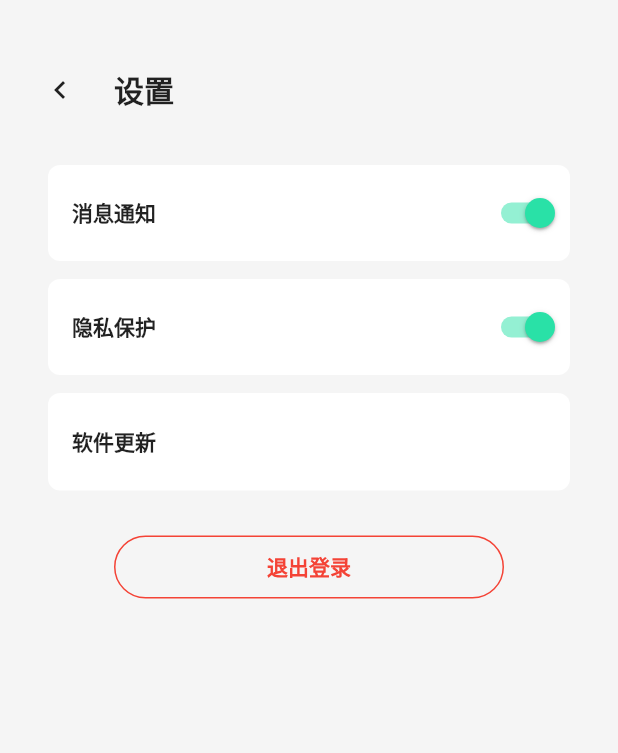
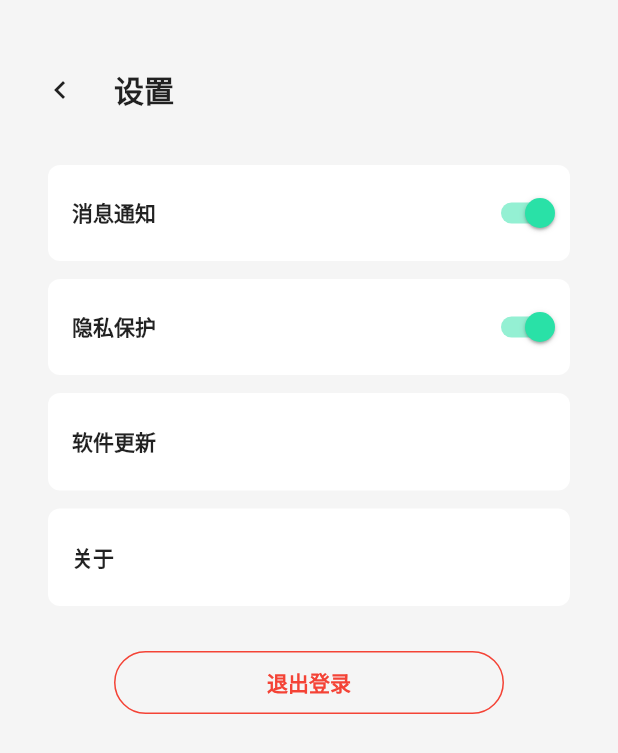
Before and after one commit to xujiyou/wo, a Flutter app: the UserZonePage screen opened directly, after a tap on "设置", on a phone screen of 412 x 824 dp. Shown: the top 753 px of the screen. Run offline on Flutter 3.47's test engine with Material 2 defaults, Android fonts, the phone set to English and light mode, and no system bars; our stand-ins replace dio, font_awesome_flutter, shared_preferences; missing offline and left inert: flukit; accounts and stored records are empty; Roboto replaces fonts that are missing (kaiti).

Commit message:
调整页面

```diff
--- a/lib/pages/user/setting_page.dart
+++ b/lib/pages/user/setting_page.dart
@@ -1,4 +1,5 @@
 import 'package:flutter/material.dart';
+import 'package:linli/pages/common/about_page.dart';
 import 'package:linli/scoped_model/global_model.dart';
 import 'package:linli/util/shared_preferences_util.dart';
 
@@ -68,6 +69,7 @@ class _SettingPageState extends State<SettingPage> {
                 ],
               ),
             ),
+
             Container(
               margin: EdgeInsets.symmetric(horizontal: 16.0, vertical: 6.0),
               padding: EdgeInsets.only(left: 16.0, top: 8.0, bottom: 8.0),
@@ -92,6 +94,7 @@ class _SettingPageState extends State<SettingPage> {
                 ],
               ),
             ),
+
             Container(
               margin: EdgeInsets.symmetric(horizontal: 16.0, vertical: 6.0),
               padding: EdgeInsets.only(left: 16.0, right: 16.0, top: 22.0, bottom: 22.0),
@@ -107,6 +110,28 @@ class _SettingPageState extends State<SettingPage> {
                 ],
               ),
             ),
+
+            GestureDetector(
+              onTap: () {
+                Navigator.of(context).push(MaterialPageRoute(builder: (c) => AboutPage()));
+              },
+              child: Container(
+                margin: EdgeInsets.symmetric(horizontal: 16.0, vertical: 6.0),
+                padding: EdgeInsets.only(left: 16.0, right: 16.0, top: 22.0, bottom: 22.0),
+                width: double.infinity,
+                decoration: BoxDecoration(
+                    color: theme.cardColor,
+                    borderRadius: BorderRadius.all(Radius.circular(8.0))
+                ),
+                child: Row(
+                  children: <Widget>[
+                    Text("关于", style: TextStyle(fontWeight: FontWeight.bold, fontFamily: "kaiti"),),
+                    Expanded(child: Container()),
+                  ],
+                ),
+              ),
+            ),
+
             Container(
               margin: EdgeInsets.only(left: 60.0, right: 60.0, top: 24.0, bottom: 16.0),
               height: 42.0,
--- a/lib/pages/user/user_zone_page.dart
+++ b/lib/pages/user/user_zone_page.dart
@@ -3,6 +3,7 @@ import 'package:font_awesome_flutter/font_awesome_flutter.dart';
 import 'package:linli/pages/common/about_page.dart';
 import 'package:linli/pages/common/feedback_page.dart';
 import 'package:linli/pages/user/invite_user_page.dart';
+import 'package:linli/pages/user/my_community_info_page.dart';
 import 'package:linli/pages/user/my_detail_info_page.dart';
 import 'package:linli/pages/user/setting_page.dart';
 
@@ -84,7 +85,7 @@ class _UserZonePageState extends State<UserZonePage> with AutomaticKeepAliveClie
 
             GestureDetector(
               onTap: () {
-                Navigator.of(context).push(MaterialPageRoute(builder: (c) => AboutPage()));
+                Navigator.of(context).push(MaterialPageRoute(builder: (c) => MyCommunityInfoPage()));
               },
               child: Container(
                 margin: EdgeInsets.symmetric(horizontal: 16.0, vertical: 6.0),
@@ -98,10 +99,10 @@ class _UserZonePageState extends State<UserZonePage> with AutomaticKeepAliveClie
                   children: <Widget>[
                     CircleAvatar(
                       backgroundColor: theme.backgroundColor,
-                      child: Icon(Icons.center_focus_strong, color: theme.primaryColor, size: 18.0),
+                      child: Icon(FontAwesomeIcons.audible, color: theme.primaryColor, size: 14.0),
                     ),
                     SizedBox(width: 12.0),
-                    Text("关于")
+                    Text("社区")
                   ],
                 ),
               ),
@@ -123,7 +124,7 @@ class _UserZonePageState extends State<UserZonePage> with AutomaticKeepAliveClie
                   children: <Widget>[
                     CircleAvatar(
                       backgroundColor: theme.backgroundColor,
-                      child: Icon(Icons.flag, color: theme.primaryColor, size: 18.0,),
+                      child: Icon(FontAwesomeIcons.flag, color: theme.primaryColor, size: 14.0,),
                     ),
                     SizedBox(width: 12.0),
                     Text("反馈")
--- a/lib/pages/user_home_page.dart
+++ b/lib/pages/user_home_page.dart
@@ -24,6 +24,7 @@ class _UserHomePageState extends State<UserHomePage> {
   @override
   Widget build(BuildContext context) {
 
+    //修改了官方代码： PageView -> cacheExtent
     return Scaffold(
         body: Swiper(
             indicator: HomeSwiperIndicator(swiperController),
```
Also changed, not shown: lib/pages/user/my_community_info_page.dart (added, +38 -0 lines).
